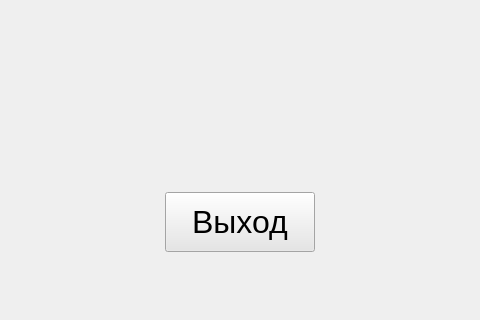
Before: the Qt Designer form QtFresnelZones/titlewindow.ui in Lnd-stoL/fresnel-zones-qt, drawn with Qt 5; both pictures show x 293 to 773 and y 460 to 780 of the 1066 by 780 pixel window.
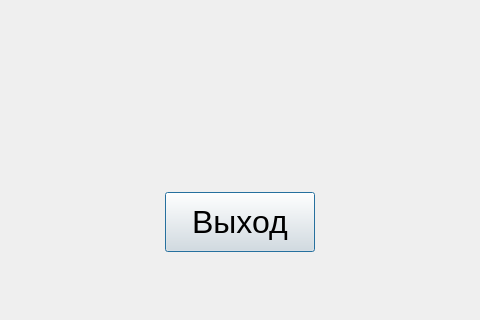
After: the same form once the commit is applied.

Diff of the .ui file:
```diff
--- a/QtFresnelZones/titlewindow.ui
+++ b/QtFresnelZones/titlewindow.ui
@@ -145,6 +145,7 @@
            </property>
            <property name="font">
             <font>
+             <family>Arial</family>
              <pointsize>24</pointsize>
             </font>
            </property>
@@ -154,6 +155,9 @@
            <property name="text">
             <string>Выход</string>
            </property>
+           <property name="default">
+            <bool>true</bool>
+           </property>
           </widget>
          </item>
          <item>
```
Left out of the diff: 5 changed lines with no effect on the pictures.
